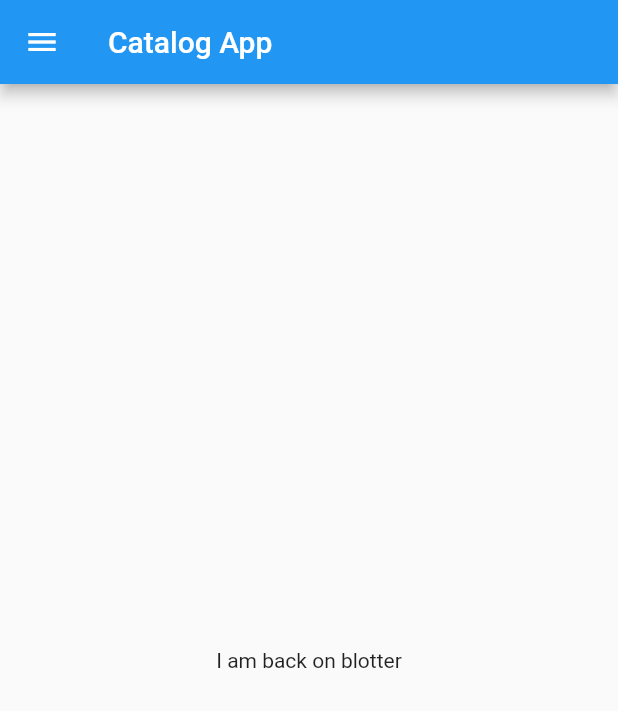
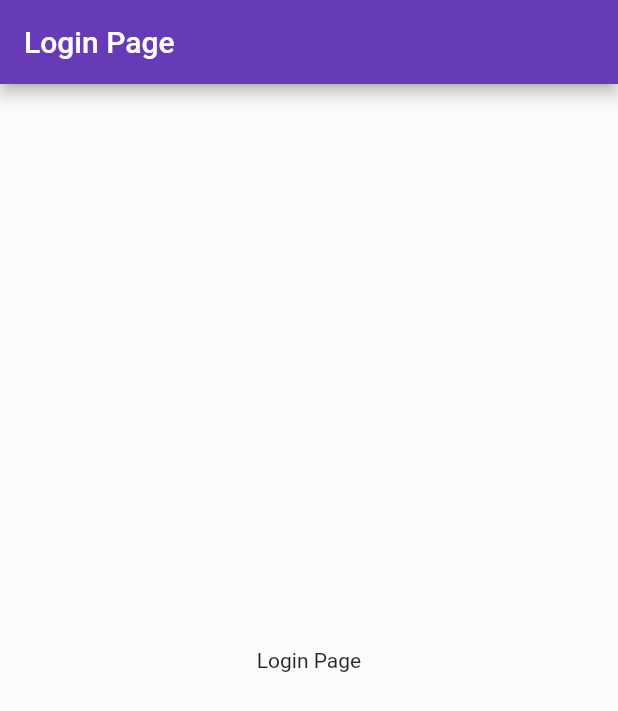
Before and after one commit to i-am-HRISHABH/30DaysOfFlutter, a Flutter app: the screen it shows after launch, on a phone screen of 412 x 824 dp. Shown: the top 711 px of the screen. Run offline on Flutter 3.47's test engine with Material 2 defaults, Android fonts, the phone set to English and light mode, and no system bars.

Commit message:
day 3 completed

```diff
--- /dev/null
+++ b/lib/Pages/loginpage.dart
@@ -0,0 +1,17 @@
+import 'package:flutter/material.dart';
+
+class LoginPage extends StatelessWidget {
+  // const LoginPage({ Key key }) : super(key: key);
+
+  @override
+  Widget build(BuildContext context) {
+    return Scaffold(
+      appBar: AppBar(title: Text('Login Page'),),
+      body: Center(
+        child: Container(
+          child: Text('Login Page'),
+        ),
+      ),
+    );
+  }
+}
--- a/lib/main.dart
+++ b/lib/main.dart
@@ -1,5 +1,6 @@
 import 'package:flutter/material.dart';
 import 'package:flutter_reboot/Pages/homepage.dart';
+import './Pages/loginpage.dart';
 
 void main() {
   runApp(MyApp());
@@ -11,7 +12,19 @@ class MyApp extends StatelessWidget {
   @override
   Widget build(BuildContext context) {
     return MaterialApp(
-      home: HomePage(),
+      // home: HomePage(),
+      themeMode: ThemeMode.light,
+      darkTheme: ThemeData(
+        brightness: Brightness.dark,
+      ),
+      theme: ThemeData(
+        primarySwatch: Colors.deepPurple,
+      ),
+      routes: {
+        "/": (context) => LoginPage(),
+        "/login": (context) => LoginPage(),
+        "/Home": (context) => HomePage(),
+      },
     );
   }
 }
```
